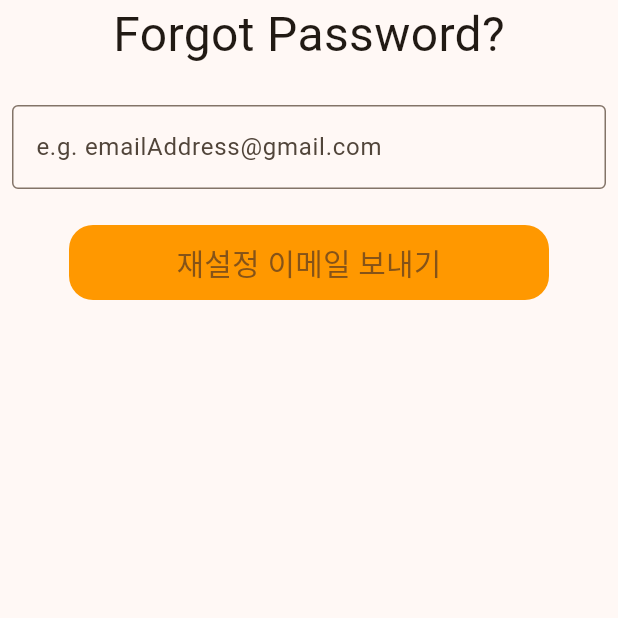
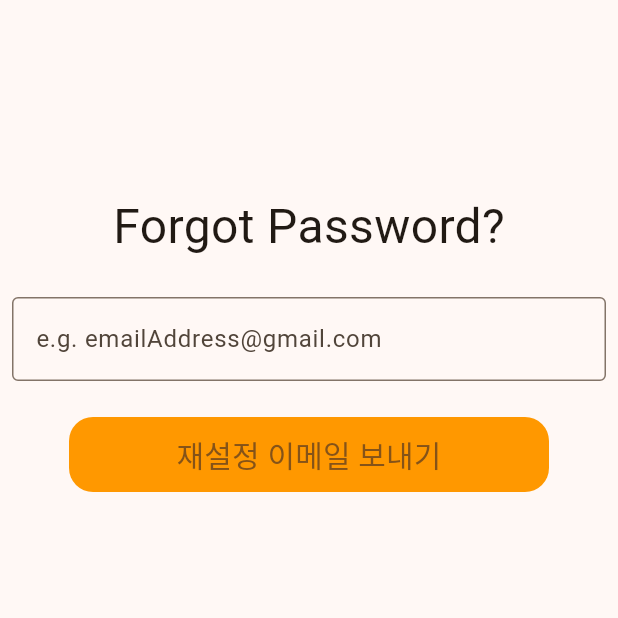
Before and after one commit to orm-Janggo/flutter_project_orm_Janggo, a Flutter app: the ForgotPasswordScreen screen opened by its route, on a phone screen of 412 x 824 dp, the top half of it. Run offline on Flutter 3.47's test engine with Material 3 defaults, Android fonts, the phone set to English and light mode, and no system bars; our stand-ins replace firebase_auth, firebase_core, flutter_dotenv, freezed_annotation, go_router; missing offline and left inert: kakao_flutter_sdk_user; accounts and stored records are empty.

Commit message:
[ADD] add sized box height

```diff
--- a/lib/presentation/sign/forgot_password/forgot_password.dart
+++ b/lib/presentation/sign/forgot_password/forgot_password.dart
@@ -20,6 +20,9 @@ class _ForgotPasswordScreenState extends State<ForgotPasswordScreen> {
     return Scaffold(
       body: Column(
         children: [
+          SizedBox(
+            height: 128,
+          ),
           const Text(
             'Forgot Password?',
             style: TextStyle(fontSize: 32),
```
